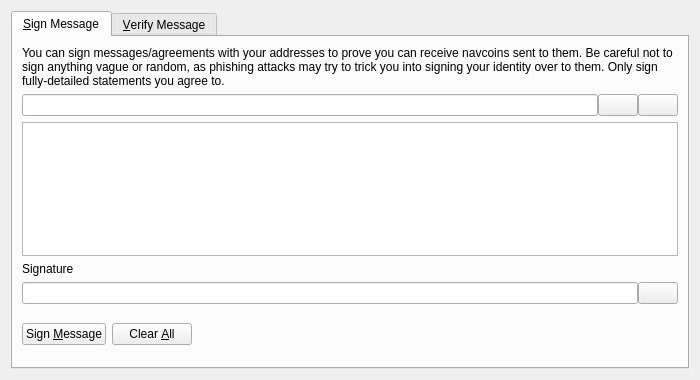
Before: the Qt Designer form src/qt/forms/signverifymessagedialog.ui in navcoin/navcoin-core, drawn with Qt 5.
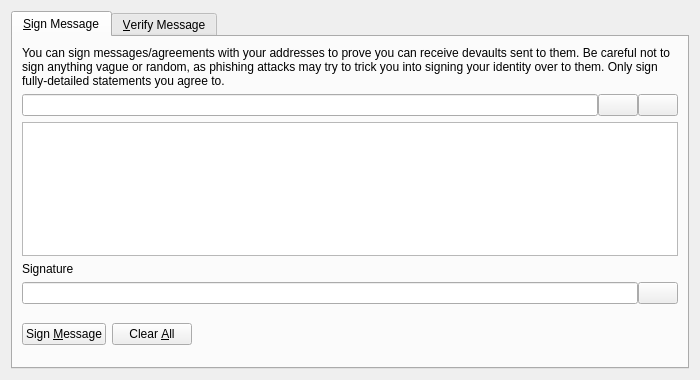
After: the same form once the commit is applied. Icons and pictures are not drawn. Custom widgets are drawn as their Qt base class.

Patch:
```diff
--- a/src/qt/forms/signverifymessagedialog.ui
+++ b/src/qt/forms/signverifymessagedialog.ui
@@ -33,7 +33,7 @@
        <item>
         <widget class="QLabel" name="infoLabel_SM">
          <property name="text">
-          <string>You can sign messages/agreements with your addresses to prove you can receive navcoins sent to them. Be careful not to sign anything vague or random, as phishing attacks may try to trick you into signing your identity over to them. Only sign fully-detailed statements you agree to.</string>
+          <string>You can sign messages/agreements with your addresses to prove you can receive devaults sent to them. Be careful not to sign anything vague or random, as phishing attacks may try to trick you into signing your identity over to them. Only sign fully-detailed statements you agree to.</string>
          </property>
          <property name="textFormat">
           <enum>Qt::PlainText</enum>
```
Left out of the diff: 8 changed lines with no effect on the pictures.
